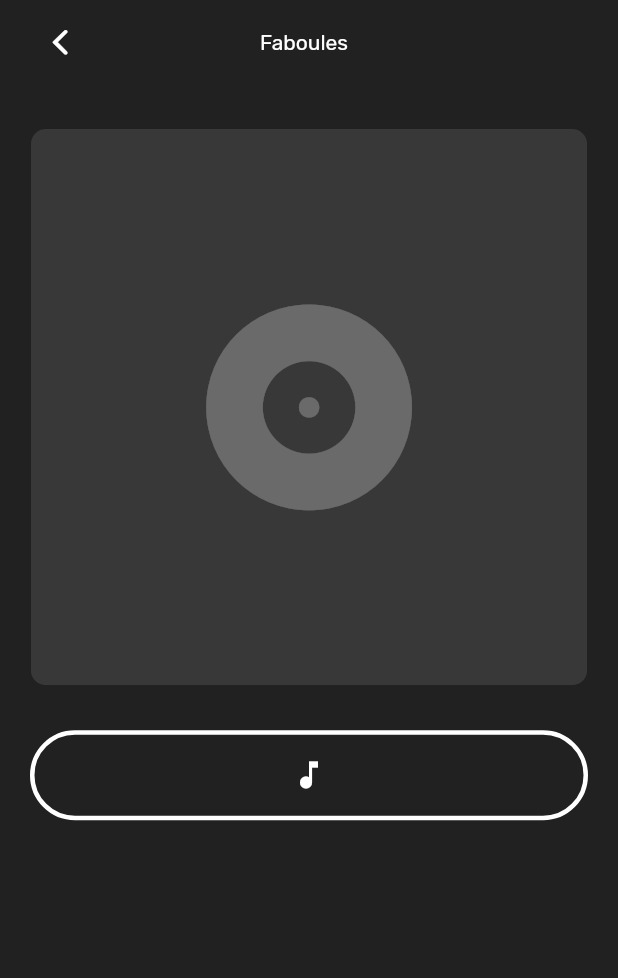
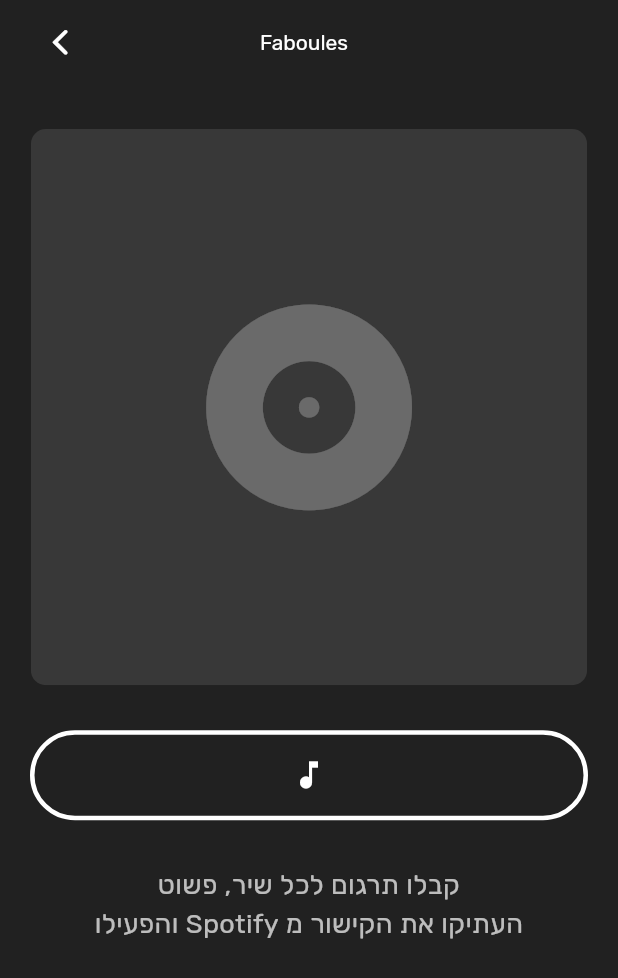
Before and after one commit to idan054/Faboules_Spotify_lyrics, a Flutter app: the screen it shows after launch, on a phone screen of 412 x 824 dp. Shown: the top 978 px of the screen. Run offline on Flutter 3.47's test engine with Material 3 defaults, Android fonts, the phone set to English and light mode, and no system bars; our stand-ins replace dio, entry, google_fonts, palette_generator; missing offline and left inert: spotify, translator.

Commit message:
com.biton.faboules 3.0

```diff
--- a/lib/home_page.dart
+++ b/lib/home_page.dart
@@ -127,6 +127,17 @@ class _LyricsTranslatorState extends State<LyricsTranslator> {
                       ),
                     ],
                   ),
+                ),
+              ),
+              Padding(
+                padding: EdgeInsets.symmetric(horizontal: 16.0),
+                child: Text(
+                  'קבלו תרגום לכל שיר, פשוט'
+                  '\n'
+                  'העתיקו את הקישור מ Spotify והפעילו',
+                  textDirection: TextDirection.rtl,
+                  textAlign: TextAlign.center,
+                  style: TextStyle(color: Colors.white70, fontSize: 18),
                 ),
               )
             ],
```
